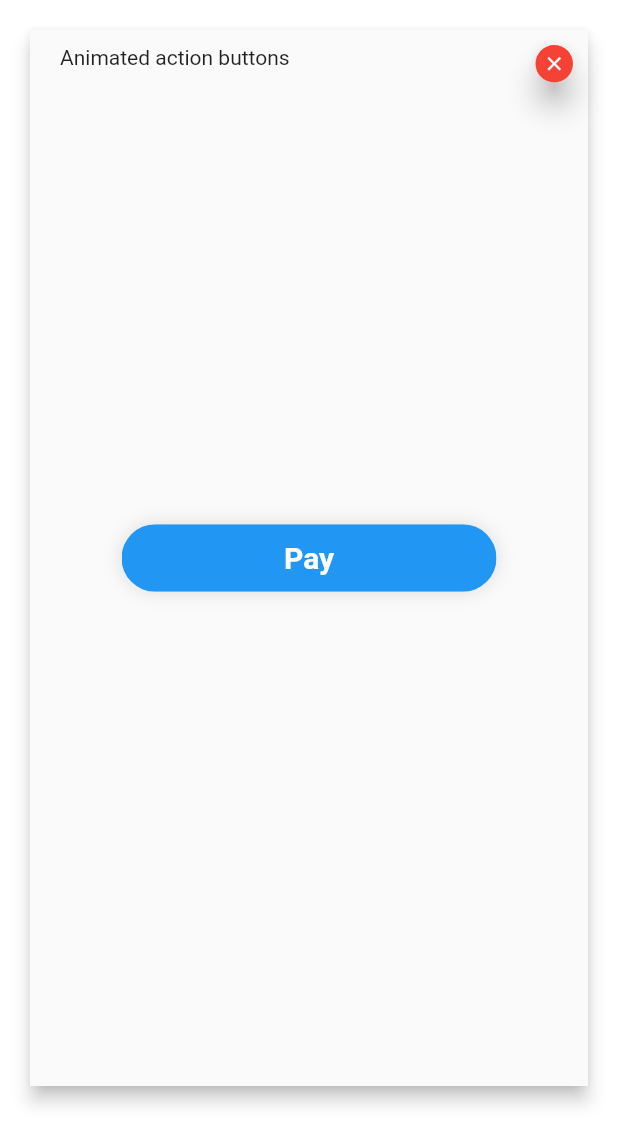
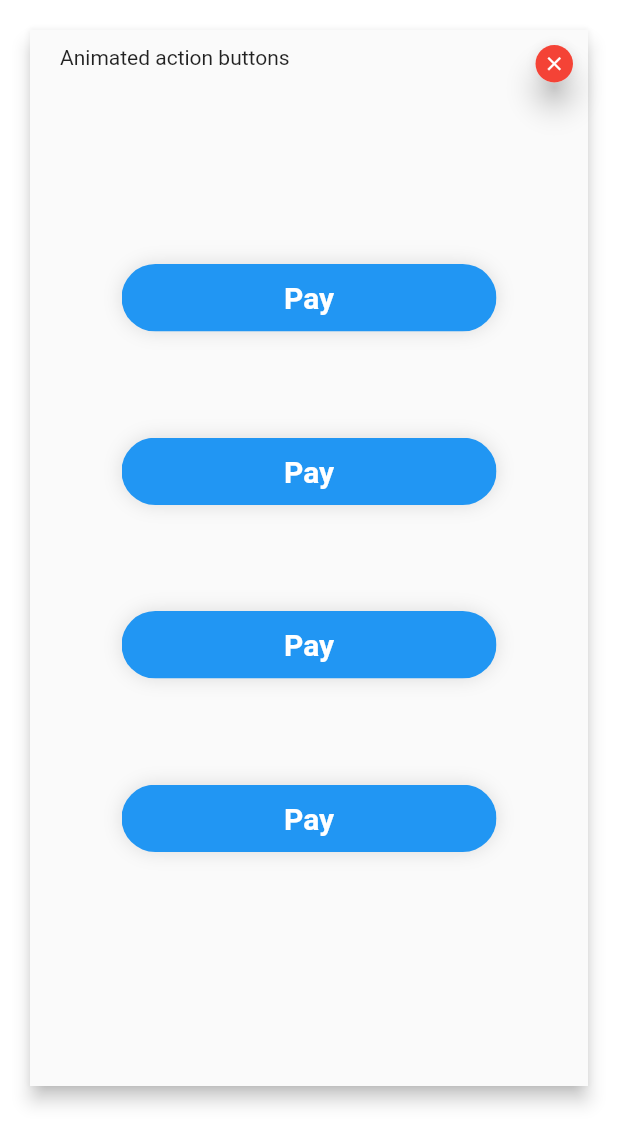
Before and after one commit to s7Thiago/flutter_ui_interactions_showcase, a Flutter app: the AnimatedActionButtonsScreen screen opened by its route, on a phone screen of 412 x 824 dp. Shown: the top 1145 px of the screen. Run offline on Flutter 3.47's test engine with Material 2 defaults, Android fonts, the phone set to English and light mode, and no system bars.

Commit message:
Some small adjusts

```diff
--- a/lib/screens/animated_action_buttons/animated_action_buttons_screen.dart
+++ b/lib/screens/animated_action_buttons/animated_action_buttons_screen.dart
@@ -12,11 +12,22 @@ class AnimatedActionButtonsScreen extends StatelessWidget {
       child: Scaffold(
         body: Center(
           child: Column(
-            mainAxisAlignment: MainAxisAlignment.center,
+            mainAxisAlignment: MainAxisAlignment.spaceAround,
             children: [
+              SizedBox(height: 50),
               PayButton(
                 onTap: () {},
               ).onFlex(),
+              PayButton(
+                onTap: () {},
+              ).onFlex(),
+              PayButton(
+                onTap: () {},
+              ).onFlex(),
+              PayButton(
+                onTap: () {},
+              ).onFlex(),
+              SizedBox(height: 50),
             ],
           ),
         ),
```
Also changed, not shown: lib/screens/animated_action_buttons/widgets/pay_button.dart (+5 -2 lines).
